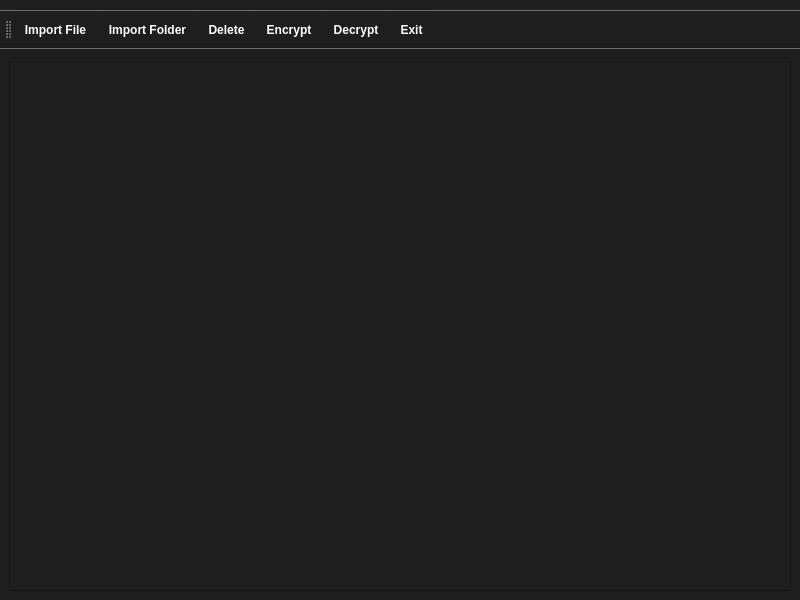
Qt form linux/qpdf-redesign.ui (ben-l/qpdfgui) before a commit.
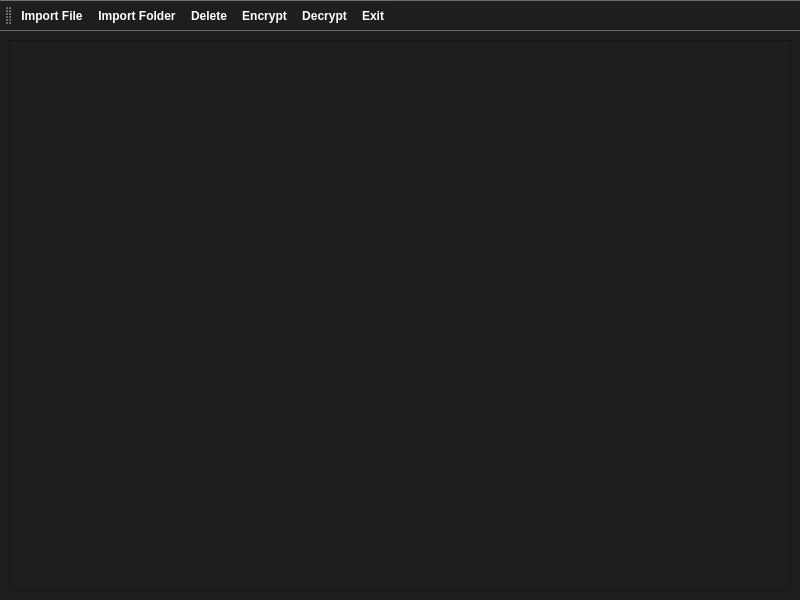
The same form after that commit. Icons and pictures are not drawn.

Commit message: decrypt working & changed scrollbar style

```diff
--- a/linux/qpdf-redesign.ui
+++ b/linux/qpdf-redesign.ui
@@ -14,10 +14,20 @@
    <string>MainWindow</string>
   </property>
   <property name="styleSheet">
-   <string notr="true">QWidget { 
+   <string notr="true">QWidget{
 background-color: #1E1E1E;
 color: #ffffff;
 font-weight: bold;
+}
+
+QToolBar{ 
+font-weight: bold;
+padding: 5px; 
+}
+
+QListWidget{ 
+color: #ffffff;
+font-weight: bold;
 padding: 5px; 
 }
 
@@ -41,9 +51,56 @@
 background-color: #18ff94;
 font-weight: bold;
 color: #1E1E1E;
-}</string>
+}
+QScrollBar{
+        border: 1px solid #ffffff;
+}
+QScrollBar:vertical {
+        width:12px;
+        margin: 0px 0px 0px 0px;
+    }
+QScrollBar::handle:vertical {
+        background: qlineargradient(x1:0, y1:0, x2:1, y2:0,
+        stop: 0 rgb(32, 47, 130), stop: 0.5 rgb(32, 47, 130), stop:1 rgb(32, 47, 130));
+        min-height: 0px;
+}
+QScrollBar::add-line:vertical {
+        height: 0px;
+        subcontrol-position: bottom;
+        subcontrol-origin: margin;
+    }
+    QScrollBar::sub-line:vertical {
+       height: 0 px;
+        subcontrol-position: top;
+        subcontrol-origin: margin;
+    }
+QScrollBar:horizontal {
+			height: 12px;
+			margin: 0px 0px 0px 0px;
+        }
+
+        QScrollBar::handle:horizontal {
+            /* background: lightgray;*/
+			background: qlineargradient(x1:0, y1:0, x2:1, y2:0, stop: 0 rgb(32, 47, 130), stop: 0.5 rgb(32, 47, 130), stop:1 rgb(32, 47, 130));
+            min-height: 0px;
+			min-width: 26px;
+        }
+
+        QScrollBar::add-line:horizontal {
+		   width: 26px;
+            subcontrol-position: right;
+            subcontrol-origin: margin;
+        }
+  QScrollBar::sub-line:horizontal {
+       height: 0 px;
+        subcontrol-position: top;
+        subcontrol-origin: margin;
+    }</string>
   </property>
   <widget class="QWidget" name="centralwidget">
+   <property name="styleSheet">
+    <string notr="true"/>
+   </property>
    <layout class="QGridLayout" name="gridLayout">
     <item row="0" column="0">
      <widget class="QListWidget" name="listWidget">
@@ -82,7 +139,7 @@
      <x>0</x>
      <y>0</y>
      <width>800</width>
-     <height>31</height>
+     <height>21</height>
     </rect>
    </property>
   </widget>
```
The commit also changes 6 other files.
